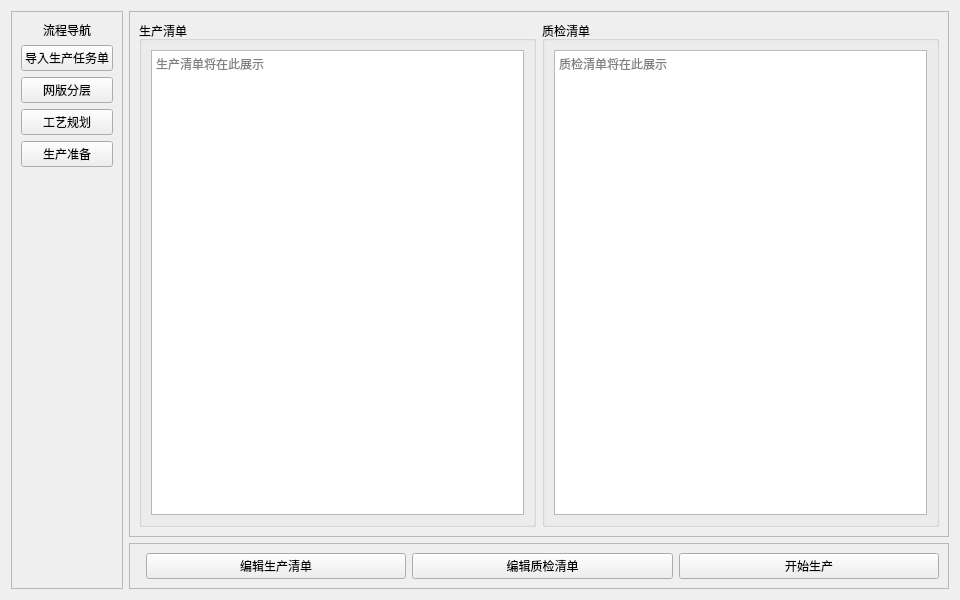
Above: forms/process_planning.ui from ByteKnight-X/LineControlRobot before the change. Below: the same form after it.
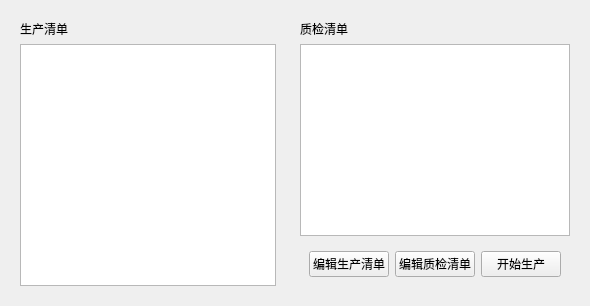
That is the form after the change.

What changed in the file:
```diff
--- a/forms/process_planning.ui
+++ b/forms/process_planning.ui
@@ -1,144 +1,39 @@
 <?xml version="1.0" encoding="UTF-8"?>
 <ui version="4.0">
- <class>ProcessPlanningForm</class>
- <widget class="QWidget" name="ProcessPlanningForm">
-  <property name="geometry">
-   <rect>
-    <x>0</x>
-    <y>0</y>
-    <width>960</width>
-    <height>600</height>
-   </rect>
-  </property>
-  <property name="windowTitle">
-   <string>工艺规划</string>
-  </property>
-  <layout class="QHBoxLayout" name="horizontalLayout">
+ <class>ProcessPlanningWidget</class>
+ <widget class="QWidget" name="ProcessPlanningWidget">
+  <layout class="QHBoxLayout" name="processMainLayout">
+   <!-- 左：生产清单 -->
    <item>
-    <widget class="QFrame" name="navigationFrame">
-     <property name="frameShape">
-      <enum>QFrame::StyledPanel</enum>
-     </property>
-     <layout class="QVBoxLayout" name="navLayout">
+    <widget class="QWidget" name="productionPanel">
+     <layout class="QVBoxLayout" name="prodLayout">
       <item>
-       <widget class="QLabel" name="titleLabel">
-        <property name="text">
-         <string>流程导航</string>
-        </property>
-        <property name="alignment">
-         <set>Qt::AlignHCenter|Qt::AlignVCenter</set>
-        </property>
+       <widget class="QLabel" name="prodLabel">
+        <property name="text"><string>生产清单</string></property>
        </widget>
       </item>
       <item>
-       <widget class="QPushButton" name="navImportButton">
-        <property name="text">
-         <string>导入生产任务单</string>
-        </property>
-       </widget>
+       <widget class="QTextEdit" name="productionListTextEdit"/>
       </item>
-      <item>
-       <widget class="QPushButton" name="navLayerButton">
-        <property name="text">
-         <string>网版分层</string>
-        </property>
-       </widget>
-      </item>
-      <item>
-       <widget class="QPushButton" name="navProcessButton">
-        <property name="text">
-         <string>工艺规划</string>
-        </property>
-        <property name="checkable">
-         <bool>true</bool>
-        </property>
-       </widget>
-      </item>
-      <item>
-       <widget class="QPushButton" name="navProductionButton">
-        <property name="text">
-         <string>生产准备</string>
-        </property>
-       </widget>
-      </item>
-      <item>
-       <spacer name="navSpacer">
-        <property name="orientation">
-         <enum>Qt::Vertical</enum>
-        </property>
-        <property name="sizeHint" stdset="0">
-         <size>
-          <width>20</width>
-          <height>40</height>
-         </size>
-        </property>
-       </spacer>
-      </item>
      </layout>
     </widget>
    </item>
+
+   <!-- 右：质检清单 -->
    <item>
-    <layout class="QVBoxLayout" name="rightColumnLayout">
+    <widget class="QWidget" name="qualityPanel">
+     <layout class="QVBoxLayout" name="qualLayout">
      <item>
-      <widget class="QFrame" name="canvasFrame">
-       <property name="frameShape">
-        <enum>QFrame::StyledPanel</enum>
-       </property>
-       <layout class="QHBoxLayout" name="canvasLayout">
-        <item>
-         <widget class="QGroupBox" name="productionGroup">
-          <property name="title">
-           <string>生产清单</string>
-          </property>
-          <layout class="QVBoxLayout" name="productionLayout">
-           <item>
-            <widget class="QTextEdit" name="productionTextEdit">
-             <property name="readOnly">
-              <bool>true</bool>
-             </property>
-             <property name="placeholderText">
-              <string>生产清单将在此展示</string>
-             </property>
-            </widget>
-           </item>
-          </layout>
-         </widget>
-        </item>
+       <widget class="QLabel" name="qualLabel">
+        <property name="text"><string>质检清单</string></property>
+       </widget>
+      </item>
         <item>
-         <widget class="QGroupBox" name="qualityGroup">
-          <property name="title">
-           <string>质检清单</string>
-          </property>
-          <layout class="QVBoxLayout" name="qualityLayout">
-           <item>
-            <widget class="QTextEdit" name="qualityTextEdit">
-             <property name="readOnly">
-              <bool>true</bool>
-             </property>
-             <property name="placeholderText">
-              <string>质检清单将在此展示</string>
-             </property>
-            </widget>
-           </item>
-          </layout>
-         </widget>
-        </item>
-       </layout>
-      </widget>
-     </item>
+       <widget class="QTextEdit" name="qualityListTextEdit"/>
+      </item>
      <item>
-      <widget class="QFrame" name="controlFrame">
-       <property name="frameShape">
-        <enum>QFrame::StyledPanel</enum>
-       </property>
-       <layout class="QHBoxLayout" name="controlLayout">
-        <item>
-         <spacer name="controlSpacer">
-          <property name="orientation">
-           <enum>Qt::Horizontal</enum>
-          </property>
-         </spacer>
-        </item>
+       <widget class="QWidget" name="controlBar_process">
+        <layout class="QHBoxLayout" name="controlLayout_process">
         <item>
          <widget class="QPushButton" name="editProductionButton">
           <property name="text">
@@ -164,6 +59,7 @@
       </widget>
      </item>
     </layout>
+    </widget>
    </item>
   </layout>
  </widget>
```
Left out of the diff: 12 changed lines with no effect on the pictures. Lines whose indentation alone changed are shown as unchanged.
